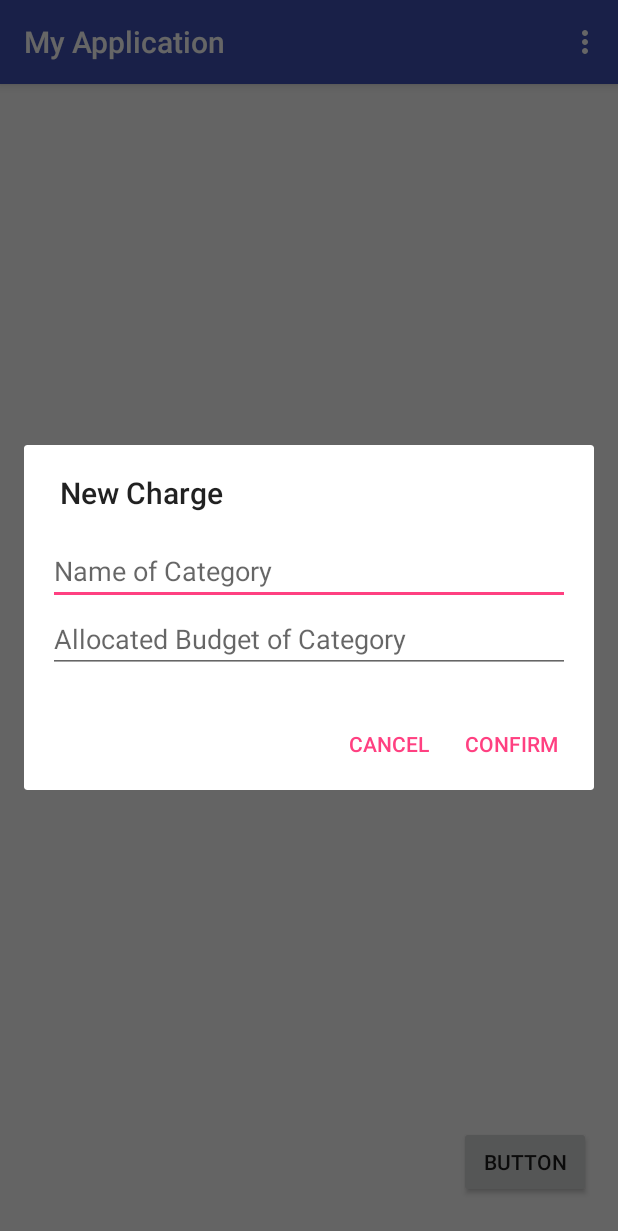
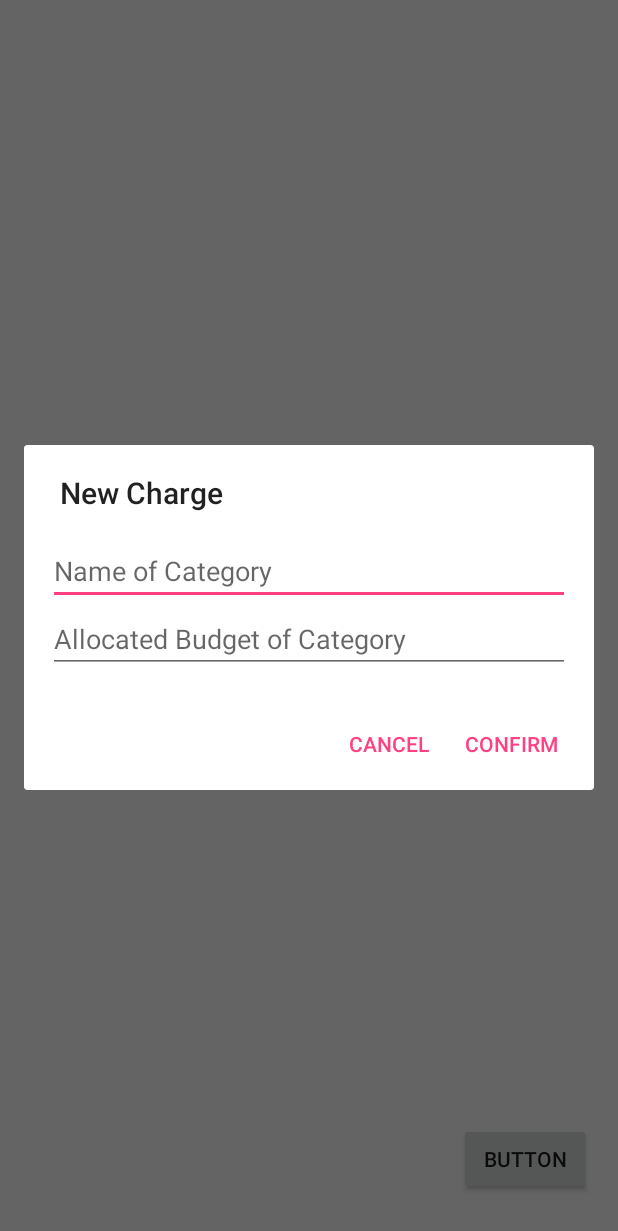
Before and after one commit to swagenseller/BudgetApp, an Android app: the screen it shows after launch (MainActivity), after a tap on "BUTTON", on a phone screen of 412 x 824 dp. Shown: the top 1231 px of the screen. Run offline under Robolectric (Android 15) with nearby library versions, the phone set to English and light mode, and no system bars.

Commit message:
removed errors non runtime errors

```diff
--- a/app/src/main/java/com/example/jeff/myapplication/MainActivity.java
+++ b/app/src/main/java/com/example/jeff/myapplication/MainActivity.java
@@ -33,8 +33,8 @@ public class MainActivity extends AppCompatActivity implements ExpenseDialog.dia
     protected void onCreate(Bundle savedInstanceState) {
         super.onCreate(savedInstanceState);
         setContentView(R.layout.activity_main);
-        Toolbar toolbar = (Toolbar) findViewById(R.id.toolbar);
-        setSupportActionBar(toolbar);
+        //Toolbar toolbar = (Toolbar) findViewById(R.id.toolbar);
+        //setSupportActionBar(toolbar);
         myDb = new DataBaseHelper(this);
 
 
@@ -72,7 +72,7 @@ public class MainActivity extends AppCompatActivity implements ExpenseDialog.dia
         button = findViewById(R.id.button);
         button.setOnClickListener(new View.OnClickListener() {
             public void onClick(View v) {
-                newDialog();  //have they typed new category yet?
+                newDialog(v);  //have they typed new category yet?
             }
         });
 
@@ -120,7 +120,7 @@ public class MainActivity extends AppCompatActivity implements ExpenseDialog.dia
         return super.onOptionsItemSelected(item);
     }
 
-    public void newDialog() {
+    public void newDialog(View view) {
         ExpenseDialog dialog = new ExpenseDialog();
         dialog.show(getSupportFragmentManager(), "example dialog");
 
--- a/app/src/main/res/layout/activity_main.xml
+++ b/app/src/main/res/layout/activity_main.xml
@@ -11,12 +11,7 @@
         android:layout_height="wrap_content"
         android:theme="@style/AppTheme.AppBarOverlay">
 
-        <android.support.v7.widget.Toolbar
-            android:id="@+id/toolbar"
-            android:layout_width="match_parent"
-            android:layout_height="?attr/actionBarSize"
-            android:background="?attr/colorPrimary"
-            app:popupTheme="@style/AppTheme.PopupOverlay" />
+
 
     </android.support.design.widget.AppBarLayout>
 
```
